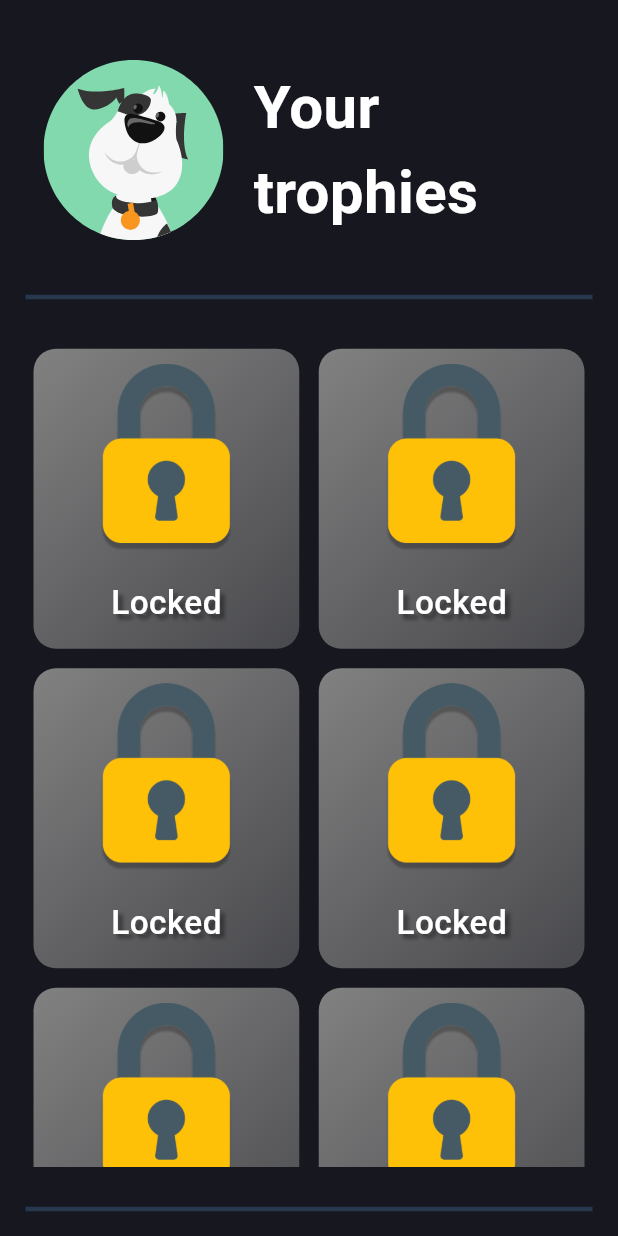
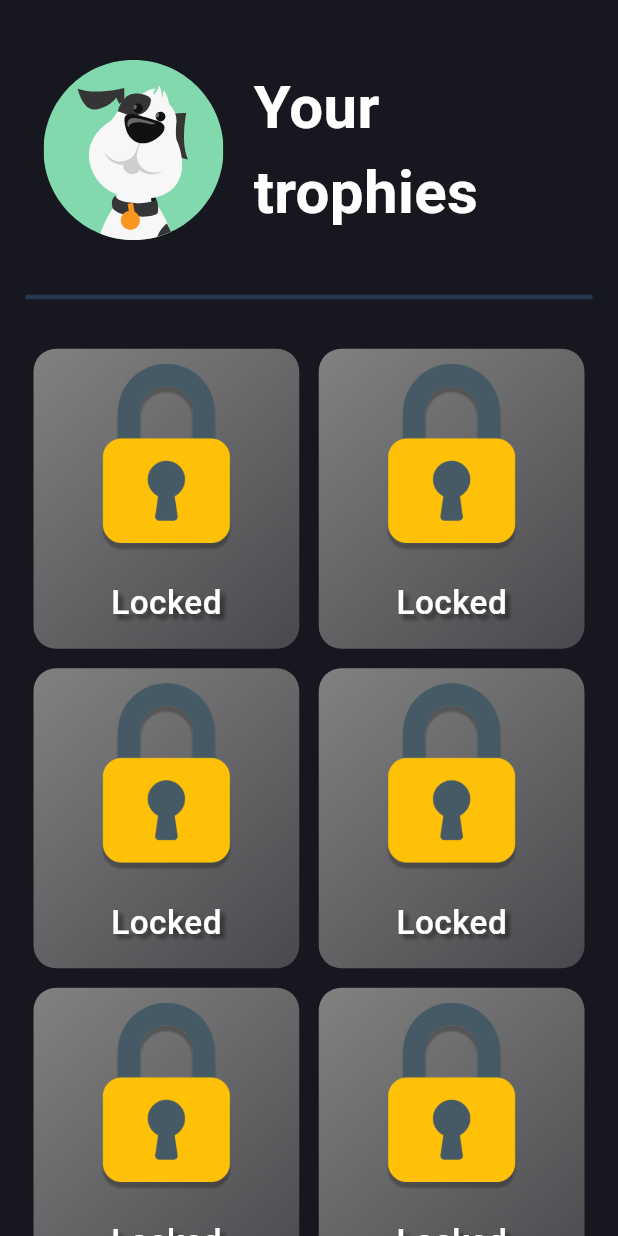
Before and after one commit to AlexPop576/patrocle_repository, a Flutter app: the Trophies screen opened directly, on a phone screen of 412 x 824 dp. Run offline on Flutter 3.47's test engine with Material 3 defaults, Android fonts, the light colour scheme and no system bars; our stand-ins replace google_nav_bar, lottie, page_transition, shared_preferences, sqflite, sqflite_common_ffi; accounts and stored records are empty.

Commit message:
Update database levels  and add trophies table

```diff
--- a/lib/Database/database_helper.dart
+++ b/lib/Database/database_helper.dart
@@ -3,7 +3,7 @@ import 'package:path/path.dart';
 
 class DatabaseHelper {
   static final _databaseName = "MyDatabase.db";
-  static final _databaseVersion = 14;
+  static final _databaseVersion = 15;
 
   static final table = 'country';
   static final tableTrophy = 'trophies';
@@ -53,6 +53,11 @@ class DatabaseHelper {
         answersHistoryHard TEXT
         )
       ''');
+      await db.execute('''
+            CREATE TABLE trophies (
+              $columnTrophyId INTEGER PRIMARY KEY AUTOINCREMENT,
+              $columnTrophy INTEGER
+            )''');
       },
       onUpgrade: (Database db, int oldVersion, int newVersion) async {
         if (newVersion > oldVersion) {
--- a/lib/Homepage/trophies.dart
+++ b/lib/Homepage/trophies.dart
@@ -18,7 +18,8 @@ class _TrophiesState extends State<Trophies> {
   Widget build(BuildContext context) {
     return Scaffold(
       backgroundColor: Theme.of(context).colorScheme.background,
-      body: Column(
+      body: SingleChildScrollView(
+        child: Column(
           children: [
             Padding(
               padding: const EdgeInsets.symmetric(horizontal: 17),
@@ -60,12 +61,13 @@ class _TrophiesState extends State<Trophies> {
                 ],
               ),
             ),
-          Expanded(
-            child: FutureBuilder<List<Map<String, dynamic>>>(
+            FutureBuilder<List<Map<String, dynamic>>>(
               future: _dbHelper.queryTrophies(),
               builder: (context, snapshot) {
                 if (snapshot.hasData) {
                   return ListView.builder(
+                    shrinkWrap: true,
+                    physics: NeverScrollableScrollPhysics(),
                     itemCount: 4,
                     itemBuilder: (context, index) {
                       int newIndex = index * 2 + 1;
@@ -90,7 +92,6 @@ class _TrophiesState extends State<Trophies> {
                 return CircularProgressIndicator();
               },
             ),
-          ),
             Padding(
               padding: const EdgeInsets.symmetric(horizontal: 17),
               child: Column(children: [
@@ -108,6 +109,7 @@ class _TrophiesState extends State<Trophies> {
             ),
           ],
         ),
+      ),
     );
   }
 }
```
Also changed, not shown: lib/Homepage/levels.dart (+29 -41 lines), pubspec.lock. Lines whose indentation alone changed are shown as unchanged.
